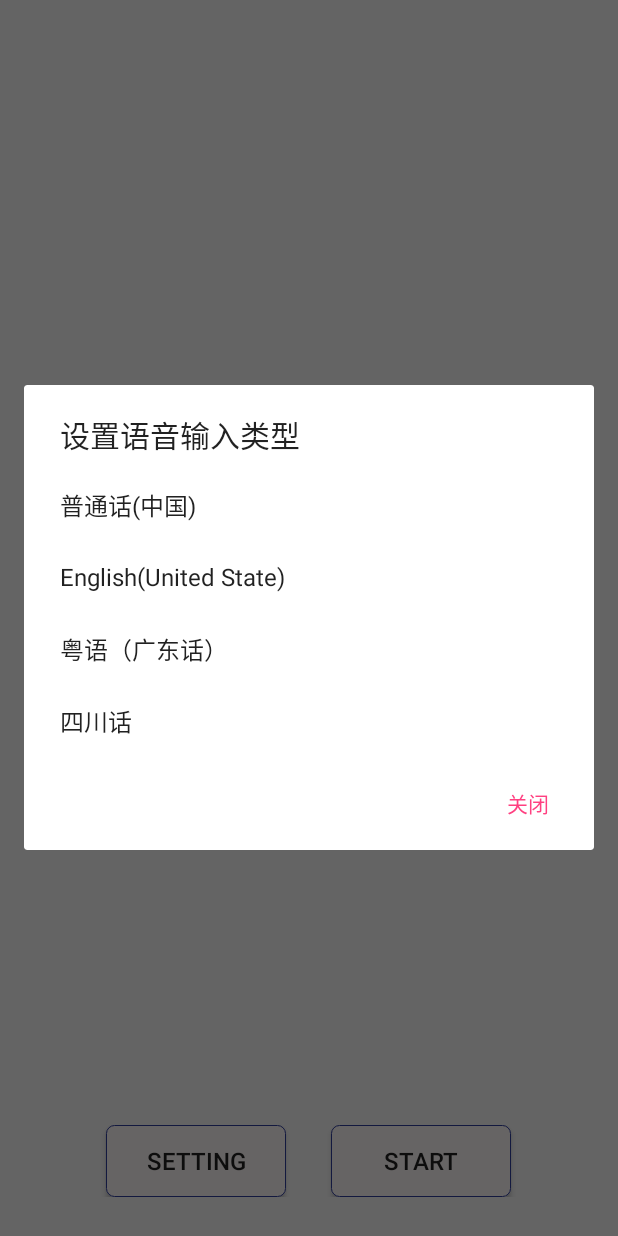
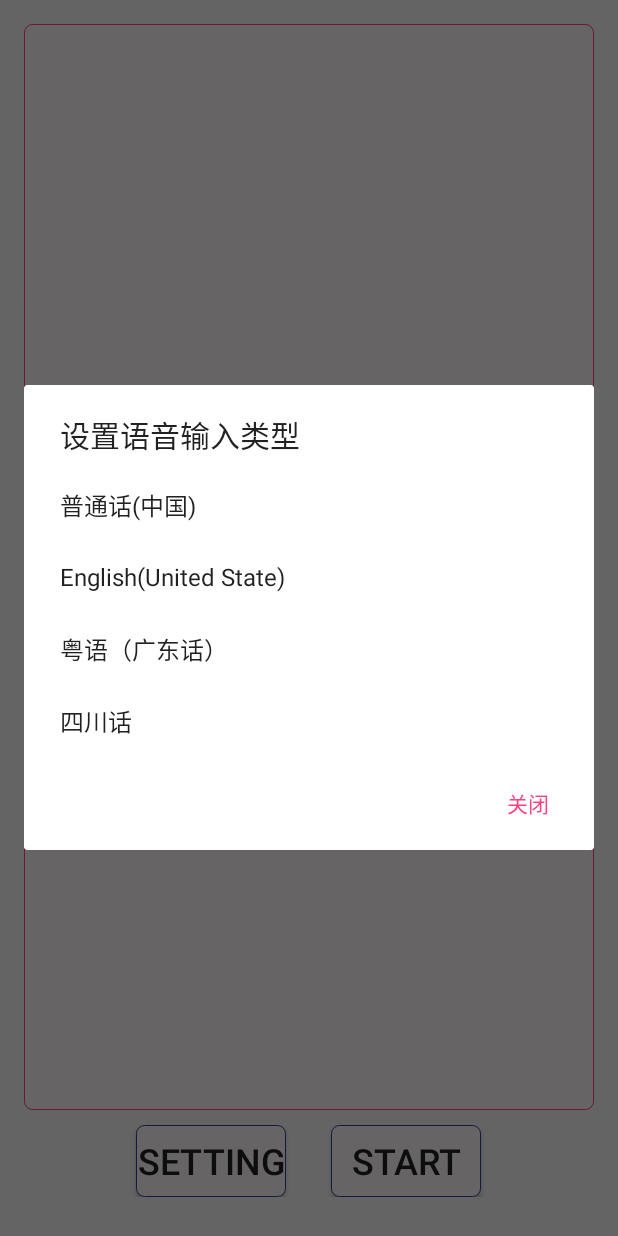
Before and after one commit to reakingf/SpeechRecognizerDemo, an Android app: the screen it shows after launch (MainActivity), after a tap on "SETTING", on a phone screen of 412 x 824 dp. Run offline under Robolectric (Android 15) with nearby library versions, the phone set to English and light mode, and no system bars.

Commit message:
让ListView内容从上往下添加，改大了按钮的字体大小

```diff
--- a/app/src/main/res/layout/activity_main.xml
+++ b/app/src/main/res/layout/activity_main.xml
@@ -20,25 +20,25 @@
         android:gravity="center">
         <Button
             android:id="@+id/setting"
-            android:layout_width="120dp"
+            android:layout_width="100dp"
             android:layout_height="wrap_content"
             android:layout_marginEnd="30dp"
             android:background="@drawable/bg_button"
             android:text="@string/change_language"
-            android:textSize="16sp"/>
+            android:textSize="24sp"/>
         <Button
             android:id="@+id/start"
-            android:layout_width="120dp"
+            android:layout_width="100dp"
             android:layout_height="wrap_content"
             android:background="@drawable/bg_button"
             android:text="@string/start"
-            android:textSize="16sp"/>
+            android:textSize="24sp"/>
     </LinearLayout>
 
     <ListView
         android:id="@+id/results"
         android:layout_width="match_parent"
-        android:layout_height="wrap_content"
+        android:layout_height="match_parent"
         android:layout_above="@id/buttonGroup"
         android:divider="@null"
         android:background="@drawable/bg_listview"/>
```
